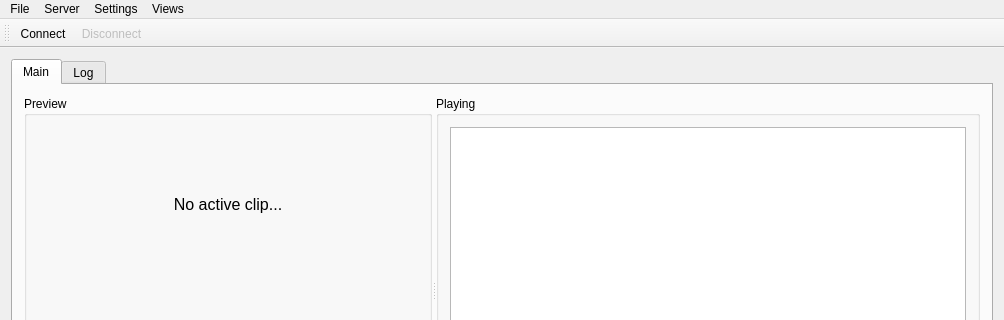
Old version of the form CuteCaspar/MainWindow.ui in the repository geertdaelemans/CuteCaspar; both pictures show x 0 to 1004 and y 0 to 320 of the 1004 by 558 pixel window.
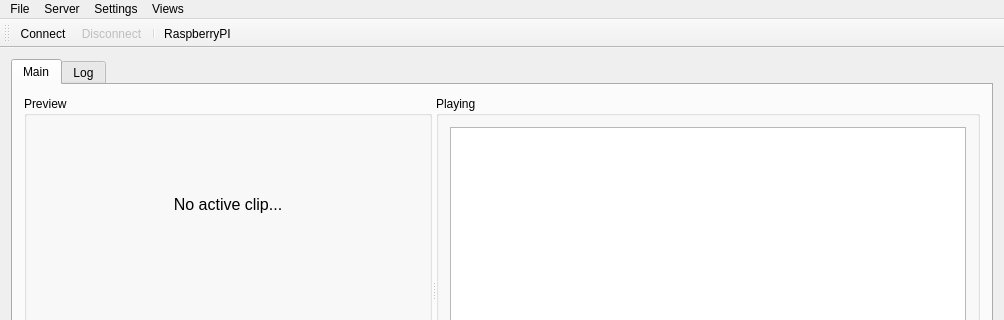
New version of the form. Icons and pictures are not drawn.

Commit message: Cleaned-up the Raspberry PI panel.

Diff of the .ui file:
```diff
--- a/CuteCaspar/MainWindow.ui
+++ b/CuteCaspar/MainWindow.ui
@@ -282,6 +282,8 @@
    </attribute>
    <addaction name="actionConnect"/>
    <addaction name="actionDisconnect"/>
+   <addaction name="separator"/>
+   <addaction name="actionRaspberryPI"/>
   </widget>
   <widget class="QStatusBar" name="statusBar"/>
   <action name="actionExit">
```
Left out of the diff: 6 changed lines with no effect on the pictures. The commit also changes 10 other files.
